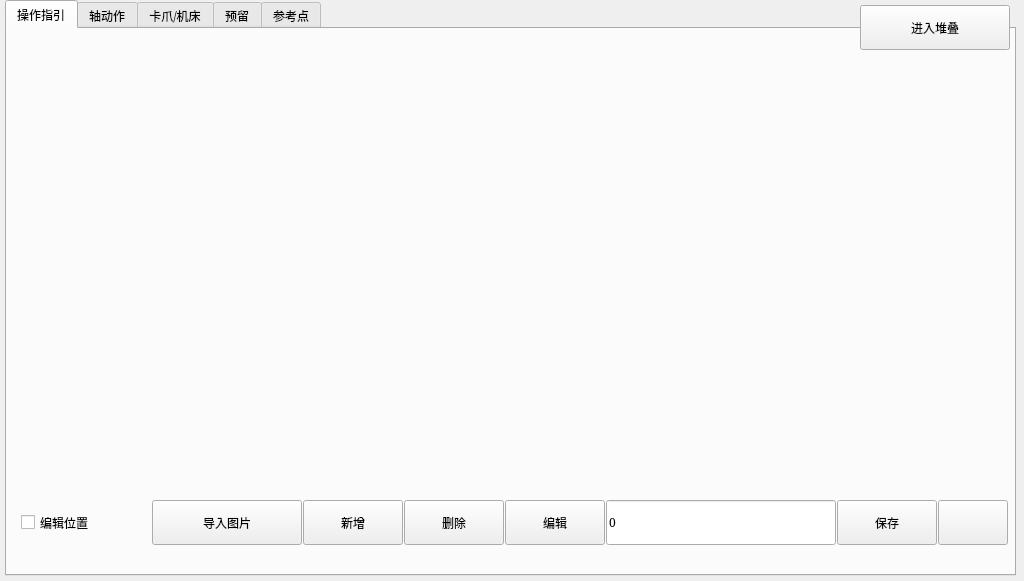
Jade-yun/MachineTool, file manualform.ui: the form before one commit.
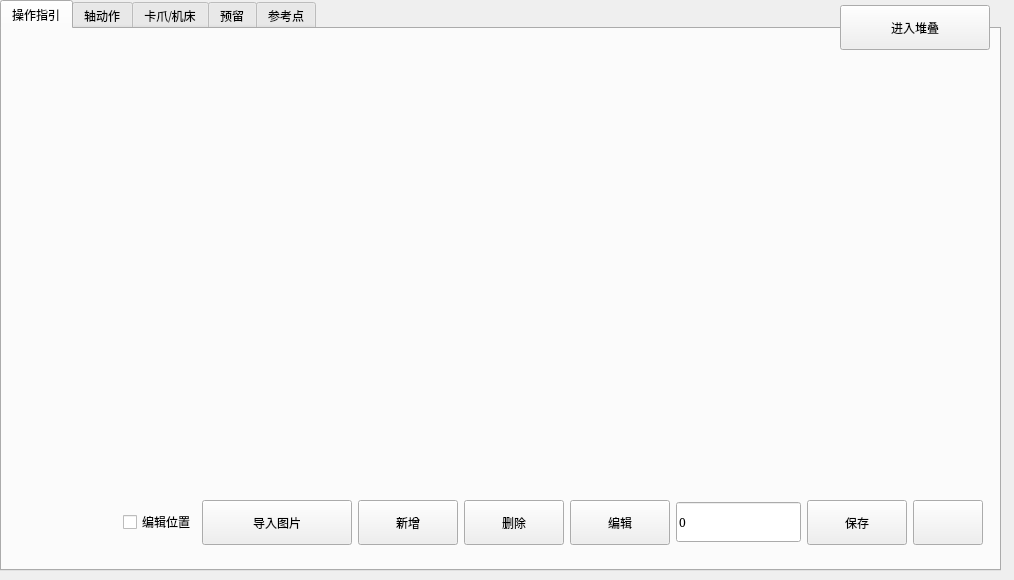
The form after the commit. The open tabs and pages were chosen to show the change. Icons and pictures are not drawn. Custom widgets are drawn as their Qt base class.

The edit to the form file:
```diff
--- a/manualform.ui
+++ b/manualform.ui
@@ -6,8 +6,8 @@
    <rect>
     <x>0</x>
     <y>0</y>
-    <width>1024</width>
-    <height>581</height>
+    <width>1014</width>
+    <height>580</height>
    </rect>
   </property>
   <property name="windowTitle">
@@ -19,24 +19,12 @@
   <widget class="QTabWidget" name="tabWidgetManualPage">
    <property name="geometry">
     <rect>
-     <x>5</x>
+     <x>0</x>
      <y>0</y>
-     <width>1011</width>
-     <height>576</height>
+     <width>1001</width>
+     <height>571</height>
     </rect>
    </property>
-   <property name="minimumSize">
-    <size>
-     <width>1011</width>
-     <height>576</height>
-    </size>
-   </property>
-   <property name="maximumSize">
-    <size>
-     <width>1011</width>
-     <height>576</height>
-    </size>
-   </property>
    <property name="font">
     <font>
      <family>SimSun</family>
@@ -69,13 +57,13 @@
       <rect>
        <x>0</x>
        <y>470</y>
-       <width>1001</width>
+       <width>981</width>
        <height>47</height>
       </rect>
      </property>
      <layout class="QHBoxLayout" name="horizontalLayout1">
       <property name="spacing">
-       <number>1</number>
+       <number>6</number>
       </property>
       <item>
        <spacer name="horizontalSpacer">
@@ -92,18 +80,6 @@
       </item>
       <item>
        <widget class="QCheckBox" name="checkBoxEditPosGuide">
-        <property name="minimumSize">
-         <size>
-          <width>130</width>
-          <height>45</height>
-         </size>
-        </property>
-        <property name="maximumSize">
-         <size>
-          <width>130</width>
-          <height>45</height>
-         </size>
-        </property>
         <property name="text">
          <string>编辑位置</string>
         </property>
@@ -263,14 +239,8 @@
        <widget class="KeyEdit" name="editGuideKeyDef">
         <property name="minimumSize">
          <size>
-          <width>230</width>
-          <height>45</height>
-         </size>
-        </property>
-        <property name="maximumSize">
-         <size>
-          <width>230</width>
-          <height>45</height>
+          <width>0</width>
+          <height>40</height>
          </size>
         </property>
         <property name="text">
@@ -359,10 +329,10 @@
     <widget class="QLabel" name="labelGuideBackgroud">
      <property name="geometry">
       <rect>
-       <x>5</x>
-       <y>10</y>
-       <width>1001</width>
-       <height>451</height>
+       <x>0</x>
+       <y>20</y>
+       <width>1000</width>
+       <height>450</height>
       </rect>
      </property>
      <property name="alignment">
@@ -3550,7 +3520,7 @@
   <widget class="QPushButton" name="btnIntoStack">
    <property name="geometry">
     <rect>
-     <x>860</x>
+     <x>840</x>
      <y>5</y>
      <width>150</width>
      <height>45</height>
```
Left out of the diff: 22 changed lines with no effect on the pictures.
